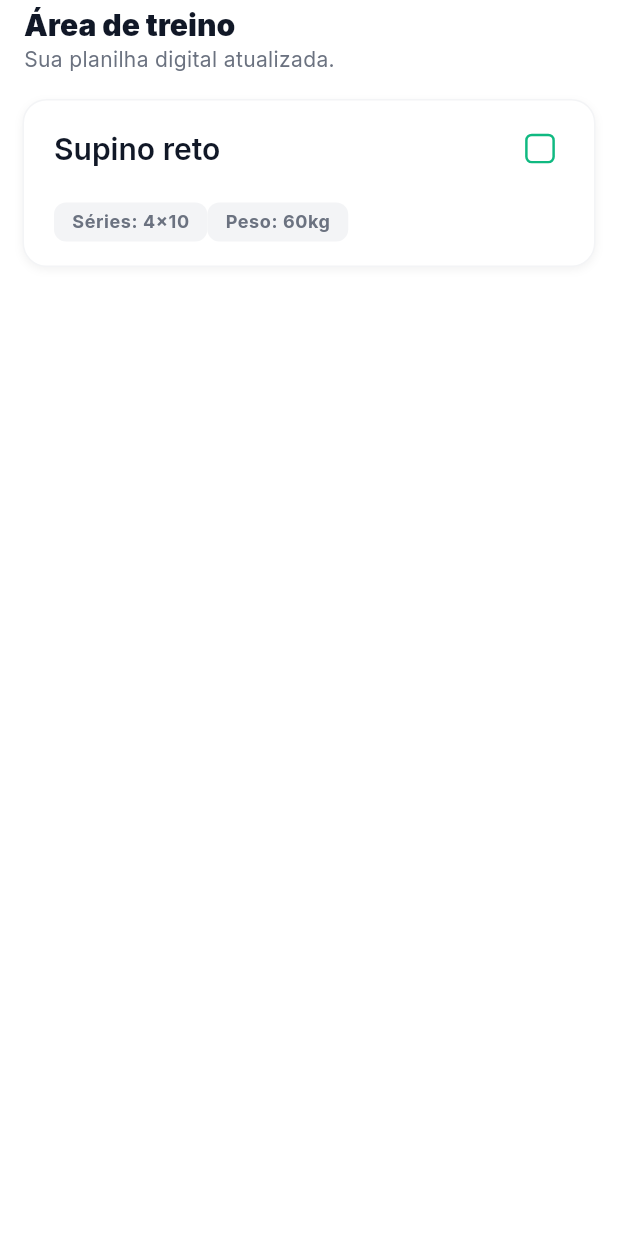
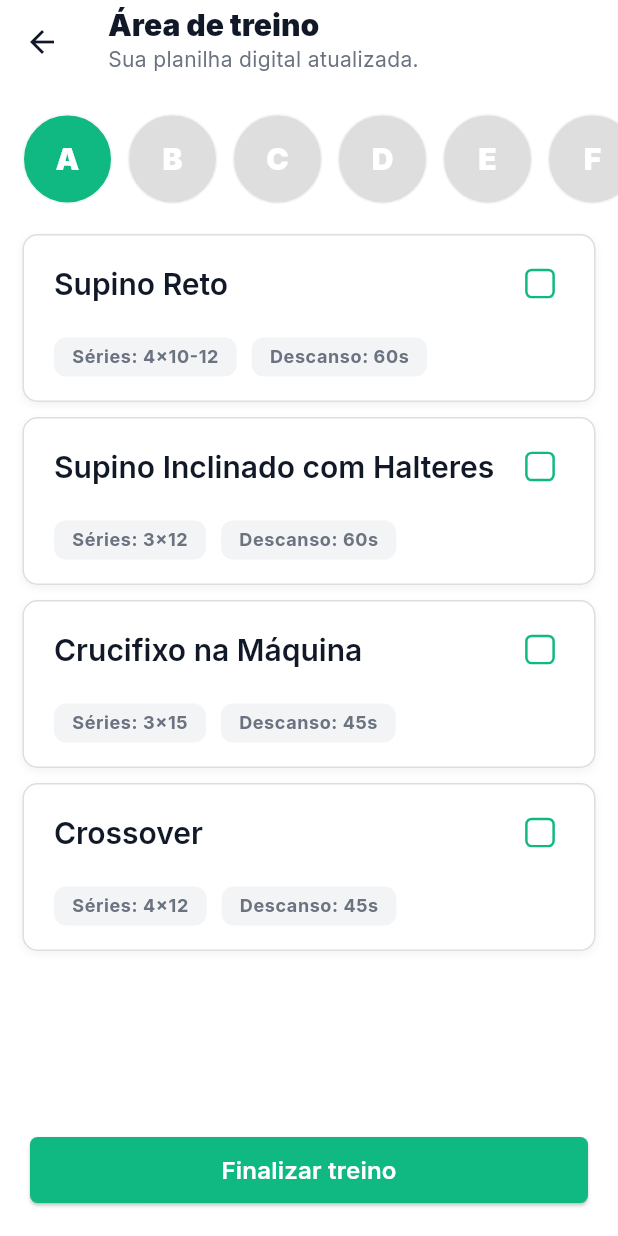
Before and after one commit to Gpeder/nutri, a Flutter app: the TrainingScreen screen opened directly, on a phone screen of 412 x 824 dp. Run offline on Flutter 3.47's test engine with Material 3 defaults, Android fonts, the phone set to English and light mode, and no system bars; our stand-ins replace awesome_bottom_bar, font_awesome_flutter, google_fonts, heroicons, material_design_icons_flutter, percent_indicator.

Commit message:
Treino pronto

```diff
--- a/lib/core/theme/app_theme.dart
+++ b/lib/core/theme/app_theme.dart
@@ -24,6 +24,14 @@ class AppTheme {
       offset: const Offset(0, 4),
     ),
   ];
+
+  static final ButtonStyle primaryButtonStyle = ElevatedButton.styleFrom(
+    backgroundColor: AppColors.green200,
+    foregroundColor: AppColors.white,
+    shape: RoundedRectangleBorder(
+      borderRadius: BorderRadius.circular(5),
+    ),
+  );
 
   static TextTheme _buildTextTheme(Color mainTextColor) {
     final baseTextTheme = GoogleFonts.interTextTheme();
--- a/lib/main.dart
+++ b/lib/main.dart
@@ -1,6 +1,6 @@
 import 'package:flutter/material.dart';
 import 'package:nutri/core/theme/app_theme.dart';
-import 'package:nutri/screens/training/training_screen.dart';
+import 'package:nutri/screens/root/root_page.dart';
 
 void main() {
   runApp(const MyApp());
@@ -15,7 +15,7 @@ class MyApp extends StatelessWidget {
     return MaterialApp(
       debugShowCheckedModeBanner: false,
       title: 'Nutri',
-      home: TrainingScreen(),
+      home: RootPage(),
       theme: AppTheme.lightTheme,
       darkTheme: AppTheme.darkTheme,
       themeMode: ThemeMode.system,
--- a/lib/screens/training/training_screen.dart
+++ b/lib/screens/training/training_screen.dart
@@ -1,6 +1,9 @@
 import 'package:flutter/material.dart';
 import 'package:nutri/core/theme/colors.dart';
-import 'package:nutri/widgets/customcheckbox.dart';
+import 'package:nutri/core/theme/app_theme.dart';
+import 'package:nutri/models/training_model.dart';
+import 'package:nutri/screens/training/widgets/splitbutton.dart';
+import 'package:nutri/screens/training/widgets/trainingselect.dart';
 import 'package:nutri/widgets/genericappbar.dart';
 
 class TrainingScreen extends StatefulWidget {
@@ -11,159 +14,114 @@ class TrainingScreen extends StatefulWidget {
 }
 
 class _TrainingScreenState extends State<TrainingScreen> {
-  bool _isCompleted = false;
+  String _selectedSplit = 'A';
+  final Set<String> _completedExercises = {};
+
+  Map<String, List<TrainingModel>> get _trainingSplits => {
+    'A': chestTrainings,
+    'B': backTrainings,
+    'C': legTrainings,
+    'D': shoulderTrainings,
+    'E': [...bicepsTrainings, ...tricepsTrainings],
+    'F': [...absTrainings, ...cardioTrainings],
+  };
+
+  void _toggleExercise(String id) {
+    setState(() {
+      if (_completedExercises.contains(id)) {
+        _completedExercises.remove(id);
+      } else {
+        _completedExercises.add(id);
+      }
+    });
+  }
+
+  void _completeAllExercises() {
+    final currentTrainings = _trainingSplits[_selectedSplit] ?? [];
+    setState(() {
+      for (final training in currentTrainings) {
+        final String exerciseId = '${_selectedSplit}_${training.name}';
+        _completedExercises.add(exerciseId);
+      }
+    });
+  }
 
   @override
   Widget build(BuildContext context) {
+    final currentTrainings = _trainingSplits[_selectedSplit] ?? [];
+
     return Scaffold(
       appBar: GenericAppBar(
         title: 'Área de treino',
         subtitle: 'Sua planilha digital atualizada.',
       ),
-      body: SingleChildScrollView(
-        padding: .symmetric(horizontal: 15),
-        child: Column(children: [
-          TrainingCard(
-            title: 'Supino reto',
-            series: '4x10',
-            weight: '60kg',
-            isCompleted: _isCompleted,
-            onChanged: (value) {
-              setState(() {
-                _isCompleted = value!;
-              });
-            },
+      body: Column(
+        children: [
+          SingleChildScrollView(
+            scrollDirection: Axis.horizontal,
+            padding: const EdgeInsets.symmetric(horizontal: 15, vertical: 10),
+            child: Row(
+              children: _trainingSplits.keys.map((split) {
+                return Padding(
+                  padding: const EdgeInsets.only(right: 10),
+                  child: SplitButton(
+                    title: split,
+                    isSelected: _selectedSplit == split,
+                    onTap: () {
+                      setState(() {
+                        _selectedSplit = split;
+                      });
+                    },
+                  ),
+                );
+              }).toList(),
+            ),
           ),
-        ]),
-      ),
-    );
-  }
-}
+          Expanded(
+            child: ListView.separated(
+              padding: const EdgeInsets.symmetric(horizontal: 15, vertical: 10),
+              separatorBuilder: (context, index) {
+                return const SizedBox(height: 10);
+              },
+              itemCount: currentTrainings.length,
+              itemBuilder: (context, index) {
+                final training = currentTrainings[index];
+                final String exerciseId = '${_selectedSplit}_${training.name}';
+                final bool isCompleted = _completedExercises.contains(
+                  exerciseId,
+                );
 
-class TrainingCard extends StatelessWidget {
-  final String title;
-  final String series;
-  final String weight;
-  final bool isCompleted;
-  final Function(bool?) onChanged;
-  const TrainingCard({
-    super.key,
-    required this.title,
-    required this.series,
-    required this.weight,
-    required this.isCompleted,
-    required this.onChanged,
-  });
+                return TrainingSelect(
+                  onTap: () => _toggleExercise(exerciseId),
+                  title: training.name,
+                  series: training.series,
+                  rest: training.rest,
+                  isCompleted: isCompleted,
+                  onChanged: (value) => _toggleExercise(exerciseId),
+                );
+              },
+            ),
+          ),
 
-  @override
-  Widget build(BuildContext context) {
-    return Container(
-      padding: const EdgeInsets.symmetric(vertical: 16, horizontal: 20),
-      decoration: BoxDecoration(
-        color: Colors.white,
-        borderRadius: BorderRadius.circular(16),
-        border: Border.all(color: AppColors.gray100),
-        boxShadow: [
-          BoxShadow(
-            color: Colors.black.withValues(alpha: 0.05),
-            blurRadius: 4,
-            offset: const Offset(0, 2),
-          ),
-        ],
-      ),
-      child: Column(
-        crossAxisAlignment: .start,
-        children: [
-          Row(
-            mainAxisAlignment: MainAxisAlignment.spaceBetween,
-            children: [
-              Text(
-                title,
-                style: Theme.of(context).textTheme.titleLarge?.copyWith(
-                  color: isCompleted ? AppColors.gray400 : null,
-                  decoration: isCompleted ? TextDecoration.lineThrough : null,
-                  decorationColor: isCompleted ? AppColors.gray400 : null,
+          Padding(
+            padding: const EdgeInsets.symmetric(horizontal: 20, vertical: 10),
+            child: SizedBox(
+              width: double.infinity,
+              child: ElevatedButton(
+                style: AppTheme.primaryButtonStyle,
+                onPressed: _completeAllExercises,
+                child: Text(
+                  'Finalizar treino',
+                  style: Theme.of(
+                    context,
+                  ).textTheme.titleMedium?.copyWith(color: AppColors.white),
                 ),
               ),
-              CustomCheckbox(
-                value: isCompleted,
-                onChanged: onChanged,
-                color: AppColors.green200,
-              ),
-            ],
+            ),
           ),
-          SizedBox(height: 20),
-          Row(
-            children: [
-              MetricTag(metric: 'Séries: $series'),
-              MetricTag(metric: 'Peso: $weight'),
-            ],
-          ),
+          const SizedBox(height: 10),
         ],
       ),
     );
   }
 }
-
-class MetricTag extends StatelessWidget {
-  final String metric;
-  const MetricTag({super.key, required this.metric});
-
-  @override
-  Widget build(BuildContext context) {
-    return Container(
-      padding: const EdgeInsets.symmetric(horizontal: 12, vertical: 5),
-      decoration: BoxDecoration(
-        borderRadius: BorderRadius.circular(8),
-        color: AppColors.gray100,
-      ),
-      child: Text(
-        metric,
-        style: Theme.of(context).textTheme.bodySmall?.copyWith(
-          color: AppColors.gray500,
-          fontWeight: FontWeight.bold,
-        ),
-      ),
-    );
-  }
-}
-
-class SplitButton extends StatelessWidget {
-  final VoidCallback onTap;
-  final String title;
-  final bool isSelected;
-
-  const SplitButton({
-    super.key,
-    required this.onTap,
-    required this.title,
-    required this.isSelected,
-  });
-
-  @override
-  Widget build(BuildContext context) {
-    return InkWell(
-      onTap: onTap,
-      splashColor: Colors.transparent,
-      highlightColor: Colors.transparent,
-      borderRadius: BorderRadius.circular(50),
-      child: Container(
-        width: 60,
-        height: 60,
-        alignment: .center,
-        decoration: BoxDecoration(
-          shape: .circle,
-          color: isSelected ? AppColors.green200 : AppColors.gray200,
-          border: .all(color: AppColors.gray100),
-        ),
-        child: Text(
-          title,
-          style: Theme.of(context).textTheme.titleLarge!.copyWith(
-            color: AppColors.white,
-            fontWeight: FontWeight.w900,
-          ),
-        ),
-      ),
-    );
-  }
-}
--- /dev/null
+++ b/lib/screens/training/widgets/splitbutton.dart
@@ -0,0 +1,42 @@
+import 'package:flutter/material.dart';
+import 'package:nutri/core/theme/colors.dart';
+
+class SplitButton extends StatelessWidget {
+  final VoidCallback onTap;
+  final String title;
+  final bool isSelected;
+
+  const SplitButton({
+    super.key,
+    required this.onTap,
+    required this.title,
+    required this.isSelected,
+  });
+
+  @override
+  Widget build(BuildContext context) {
+    return InkWell(
+      onTap: onTap,
+      splashColor: Colors.transparent,
+      highlightColor: Colors.transparent,
+      borderRadius: BorderRadius.circular(50),
+      child: Container(
+        width: 60,
+        height: 60,
+        alignment: Alignment.center,
+        decoration: BoxDecoration(
+          shape: BoxShape.circle,
+          color: isSelected ? AppColors.green200 : AppColors.gray200,
+          border: Border.all(color: AppColors.gray100),
+        ),
+        child: Text(
+          title,
+          style: Theme.of(context).textTheme.titleLarge!.copyWith(
+            color: AppColors.white,
+            fontWeight: FontWeight.w900,
+          ),
+        ),
+      ),
+    );
+  }
+}
--- /dev/null
+++ b/lib/screens/training/widgets/trainingselect.dart
@@ -0,0 +1,78 @@
+import 'package:flutter/material.dart';
+import 'package:nutri/core/theme/colors.dart';
+import 'package:nutri/widgets/customcheckbox.dart';
+import 'package:nutri/widgets/tag.dart';
+
+class TrainingSelect extends StatelessWidget {
+  final String title;
+  final String series;
+  final String? rest;
+  final bool isCompleted;
+  final Function() onTap;
+  final Function(bool?) onChanged;
+  const TrainingSelect({
+    super.key,
+    required this.title,
+    required this.series,
+    required this.rest,
+    required this.isCompleted,
+    required this.onChanged,
+    required this.onTap,
+  });
+
+  @override
+  Widget build(BuildContext context) {
+    return InkWell(
+      onTap: onTap,
+      child: Container(
+        padding: const EdgeInsets.symmetric(vertical: 16, horizontal: 20),
+        decoration: BoxDecoration(
+          color: Colors.white,
+          borderRadius: BorderRadius.circular(10),
+          border: Border.all(color: AppColors.gray200),
+          boxShadow: [
+            BoxShadow(
+              color: Colors.black.withValues(alpha: 0.05),
+              blurRadius: 4,
+              offset: const Offset(0, 2),
+            ),
+          ],
+        ),
+        child: Column(
+          crossAxisAlignment: CrossAxisAlignment.start,
+          children: [
+            Row(
+              mainAxisAlignment: MainAxisAlignment.spaceBetween,
+              children: [
+                Text(
+                  title,
+                  style: Theme.of(context).textTheme.titleLarge?.copyWith(
+                    color: isCompleted ? AppColors.gray400 : null,
+                    decoration: isCompleted ? TextDecoration.lineThrough : null,
+                    decorationColor: isCompleted ? AppColors.gray400 : null,
+                  ),
+                ),
+                CustomCheckbox(
+                  value: isCompleted,
+                  onChanged: onChanged,
+                  color: AppColors.green200,
+                ),
+              ],
+            ),
+            const SizedBox(height: 20),
+            Wrap(
+              spacing: 10,
+              runSpacing: 10,
+              crossAxisAlignment: WrapCrossAlignment.center,
+              runAlignment: WrapAlignment.center,
+              children: [
+                Tag(metric: 'Séries: $series'),
+                if (rest != null) Tag(metric: 'Descanso: $rest'),
+              ],
+            ),
+          ],
+        ),
+      ),
+    );
+  }
+}
--- /dev/null
+++ b/lib/widgets/tag.dart
@@ -0,0 +1,25 @@
+import 'package:flutter/material.dart';
+import 'package:nutri/core/theme/colors.dart';
+
+class Tag extends StatelessWidget {
+  final String metric;
+  const Tag({super.key, required this.metric});
+
+  @override
+  Widget build(BuildContext context) {
+    return Container(
+      padding: const EdgeInsets.symmetric(horizontal: 12, vertical: 5),
+      decoration: BoxDecoration(
+        borderRadius: BorderRadius.circular(8),
+        color: AppColors.gray100,
+      ),
+      child: Text(
+        metric,
+        style: Theme.of(context).textTheme.bodySmall?.copyWith(
+          color: AppColors.gray500,
+          fontWeight: FontWeight.bold,
+        ),
+      ),
+    );
+  }
+}
--- a/pubspec.yaml
+++ b/pubspec.yaml
@@ -39,6 +39,8 @@ dependencies:
   google_fonts: ^6.3.2
   percent_indicator: ^4.2.5
   material_design_icons_flutter: ^7.0.7296
+  awesome_bottom_bar: ^1.2.4
+  syncfusion_flutter_charts: ^31.2.15
 
 dev_dependencies:
   flutter_test:
```
Also changed, not shown: lib/screens/data/data_screen.dart (added, +36 -0 lines), lib/screens/profile/profile.dart (added, +14 -0 lines), lib/screens/root/root_page.dart (added, +68 -0 lines), pubspec.lock.
